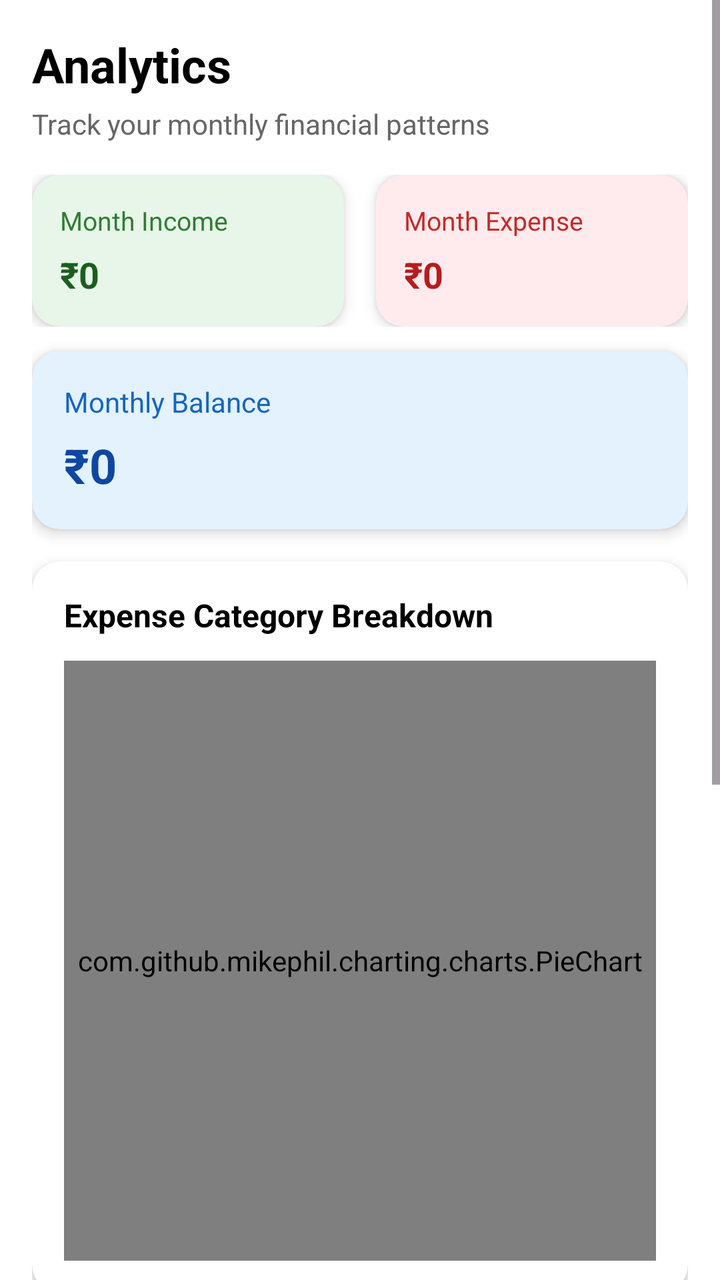
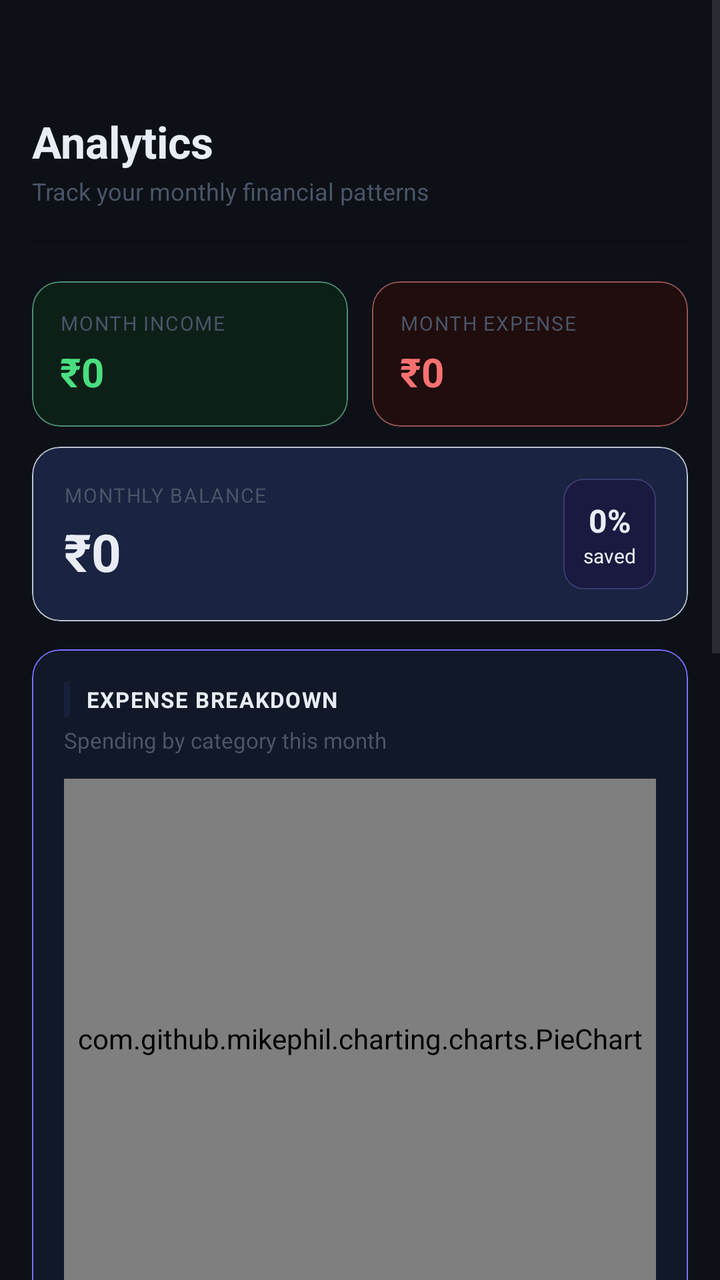

An Android layout rendered at two revisions. The XML below is the earlier revision; the diff shows what the commit changed to produce the second picture.
<!-- AndroidManifest.xml: application theme Theme.PocketPilot -->
<!-- res/layout/fragment_analytics.xml -->
<?xml version="1.0" encoding="utf-8"?>
<ScrollView xmlns:android="http://schemas.android.com/apk/res/android"
    xmlns:app="http://schemas.android.com/apk/res-auto"
    android:layout_width="match_parent"
    android:layout_height="match_parent"
    android:background="@android:color/white">

    <LinearLayout
        android:layout_width="match_parent"
        android:layout_height="wrap_content"
        android:orientation="vertical"
        android:padding="16dp">

        <TextView
            android:layout_width="wrap_content"
            android:layout_height="wrap_content"
            android:text="Analytics"
            android:textSize="24sp"
            android:textStyle="bold"
            android:textColor="@android:color/black" />

        <TextView
            android:layout_width="wrap_content"
            android:layout_height="wrap_content"
            android:text="Track your monthly financial patterns"
            android:textSize="14sp"
            android:textColor="#666666"
            android:layout_marginTop="4dp"
            android:layout_marginBottom="16dp" />

        <LinearLayout
            android:layout_width="match_parent"
            android:layout_height="wrap_content"
            android:orientation="horizontal"
            android:layout_marginBottom="12dp">

            <androidx.cardview.widget.CardView
                android:layout_width="0dp"
                android:layout_height="wrap_content"
                android:layout_weight="1"
                android:layout_marginEnd="8dp"
                app:cardCornerRadius="14dp"
                app:cardElevation="4dp"
                app:cardBackgroundColor="#E8F5E9">

                <LinearLayout
                    android:layout_width="match_parent"
                    android:layout_height="wrap_content"
                    android:orientation="vertical"
                    android:padding="14dp">

                    <TextView
                        android:layout_width="wrap_content"
                        android:layout_height="wrap_content"
                        android:text="Month Income"
                        android:textSize="13sp"
                        android:textColor="#2E7D32" />

                    <TextView
                        android:id="@+id/tvMonthlyIncome"
                        android:layout_width="wrap_content"
                        android:layout_height="wrap_content"
                        android:text="₹0"
                        android:textSize="18sp"
                        android:textStyle="bold"
                        android:textColor="#1B5E20"
                        android:layout_marginTop="6dp" />
                </LinearLayout>
            </androidx.cardview.widget.CardView>

            <androidx.cardview.widget.CardView
                android:layout_width="0dp"
                android:layout_height="wrap_content"
                android:layout_weight="1"
                android:layout_marginStart="8dp"
                app:cardCornerRadius="14dp"
                app:cardElevation="4dp"
                app:cardBackgroundColor="#FFEBEE">

                <LinearLayout
                    android:layout_width="match_parent"
                    android:layout_height="wrap_content"
                    android:orientation="vertical"
                    android:padding="14dp">

                    <TextView
                        android:layout_width="wrap_content"
                        android:layout_height="wrap_content"
                        android:text="Month Expense"
                        android:textSize="13sp"
                        android:textColor="#C62828" />

                    <TextView
                        android:id="@+id/tvMonthlyExpense"
                        android:layout_width="wrap_content"
                        android:layout_height="wrap_content"
                        android:text="₹0"
                        android:textSize="18sp"
                        android:textStyle="bold"
                        android:textColor="#B71C1C"
                        android:layout_marginTop="6dp" />
                </LinearLayout>
            </androidx.cardview.widget.CardView>
        </LinearLayout>

        <androidx.cardview.widget.CardView
            android:layout_width="match_parent"
            android:layout_height="wrap_content"
            app:cardCornerRadius="14dp"
            app:cardElevation="4dp"
            app:cardBackgroundColor="#E3F2FD"
            android:layout_marginBottom="16dp">

            <LinearLayout
                android:layout_width="match_parent"
                android:layout_height="wrap_content"
                android:orientation="vertical"
                android:padding="16dp">

                <TextView
                    android:layout_width="wrap_content"
                    android:layout_height="wrap_content"
                    android:text="Monthly Balance"
                    android:textSize="14sp"
                    android:textColor="#1565C0" />

                <TextView
                    android:id="@+id/tvMonthlyBalance"
                    android:layout_width="wrap_content"
                    android:layout_height="wrap_content"
                    android:text="₹0"
                    android:textSize="24sp"
                    android:textStyle="bold"
                    android:textColor="#0D47A1"
                    android:layout_marginTop="6dp" />
            </LinearLayout>
        </androidx.cardview.widget.CardView>

        <androidx.cardview.widget.CardView
            android:layout_width="match_parent"
            android:layout_height="wrap_content"
            app:cardCornerRadius="14dp"
            app:cardElevation="4dp"
            android:layout_marginBottom="16dp"
            app:cardBackgroundColor="@android:color/white">

            <LinearLayout
                android:layout_width="match_parent"
                android:layout_height="wrap_content"
                android:orientation="vertical"
                android:padding="16dp">

                <TextView
                    android:layout_width="wrap_content"
                    android:layout_height="wrap_content"
                    android:text="Expense Category Breakdown"
                    android:textSize="16sp"
                    android:textStyle="bold"
                    android:textColor="@android:color/black"
                    android:layout_marginBottom="12dp" />

                <com.github.mikephil.charting.charts.PieChart
                    android:id="@+id/pieChart"
                    android:layout_width="match_parent"
                    android:layout_height="300dp" />
            </LinearLayout>
        </androidx.cardview.widget.CardView>

        <androidx.cardview.widget.CardView
            android:layout_width="match_parent"
            android:layout_height="wrap_content"
            app:cardCornerRadius="14dp"
            app:cardElevation="4dp"
            app:cardBackgroundColor="@android:color/white">

            <LinearLayout
                android:layout_width="match_parent"
                android:layout_height="wrap_content"
                android:orientation="vertical"
                android:padding="16dp">

                <TextView
                    android:layout_width="wrap_content"
                    android:layout_height="wrap_content"
                    android:text="Income vs Expense"
                    android:textSize="16sp"
                    android:textStyle="bold"
                    android:textColor="@android:color/black"
                    android:layout_marginBottom="12dp" />

                <com.github.mikephil.charting.charts.BarChart
                    android:id="@+id/barChart"
                    android:layout_width="match_parent"
                    android:layout_height="300dp" />
            </LinearLayout>
        </androidx.cardview.widget.CardView>

    </LinearLayout>

</ScrollView>
<!-- resources referenced by this layout -->
<resources>
  <style name="Theme.PocketPilot" parent="Base.Theme.PocketPilot" />
  <style name="Base.Theme.PocketPilot" parent="Theme.Material3.DayNight.NoActionBar">
          <item name="colorPrimary">@color/teal_700</item>
          <item name="android:statusBarColor">@color/teal_700</item>
          <item name="android:navigationBarColor">@android:color/white</item> --&gt;
      </style>
  <color name="teal_700">#1B8A5A</color>
</resources>

<!-- the commit's change to res/layout/fragment_analytics.xml (unified diff, before → after) -->
@@ -1,200 +1,422 @@
 <?xml version="1.0" encoding="utf-8"?>
 <ScrollView xmlns:android="http://schemas.android.com/apk/res/android"
-    xmlns:app="http://schemas.android.com/apk/res-auto"
-    android:layout_width="match_parent"
-    android:layout_height="match_parent"
-    android:background="@android:color/white">
+xmlns:app="http://schemas.android.com/apk/res-auto"
+android:layout_width="match_parent"
+android:layout_height="match_parent"
+android:background="@color/screen_bg">
+
+<LinearLayout
+android:layout_width="match_parent"
+android:layout_height="wrap_content"
+android:orientation="vertical"
+android:padding="16dp"
+android:layout_marginTop="40dp"
+>
+
+
+<TextView
+    android:layout_width="wrap_content"
+    android:layout_height="wrap_content"
+    android:text="Analytics"
+    android:textSize="22sp"
+    android:textStyle="bold"
+    android:textColor="@color/text_primary"
+    android:layout_marginBottom="2dp" />
+
+<TextView
+    android:layout_width="wrap_content"
+    android:layout_height="wrap_content"
+    android:text="Track your monthly financial patterns"
+    android:textSize="12sp"
+    android:textColor="@color/text_muted"
+    android:layout_marginBottom="16dp" />
+<View
+    android:id="@+id/divider"
+    android:layout_width="match_parent"
+    android:layout_height="1dp"
+    android:layout_marginBottom="20dp"
+    android:background="?android:attr/listDivider" />
+
+<LinearLayout
+    android:layout_width="match_parent"
+    android:layout_height="wrap_content"
+    android:orientation="horizontal"
+    android:layout_marginBottom="10dp">
+
+    <com.google.android.material.card.MaterialCardView
+        android:layout_width="0dp"
+        android:layout_height="wrap_content"
+        android:layout_weight="1"
+        android:layout_marginEnd="6dp"
+        app:cardCornerRadius="14dp"
+        app:cardElevation="0dp"
+        app:strokeColor="#4F8C73"
+        app:strokeWidth="0.5dp"
+        app:cardBackgroundColor="@color/income_bg">
+
+        <LinearLayout
+            android:layout_width="match_parent"
+            android:layout_height="wrap_content"
+            android:orientation="vertical"
+            android:padding="14dp">
+
+            <TextView
+                android:layout_width="wrap_content"
+                android:layout_height="wrap_content"
+                android:text="MONTH INCOME"
+                android:textSize="10sp"
+                android:textColor="@color/text_muted"
+                android:letterSpacing="0.06" />
+
+            <TextView
+                android:id="@+id/tvMonthlyIncome"
+                android:layout_width="wrap_content"
+                android:layout_height="wrap_content"
+                android:text="₹0"
+                android:textSize="20sp"
+                android:textStyle="bold"
+                android:textColor="@color/income_green"
+                android:layout_marginTop="4dp" />
+        </LinearLayout>
+    </com.google.android.material.card.MaterialCardView>
+
+    <com.google.android.material.card.MaterialCardView
+        android:layout_width="0dp"
+        android:layout_height="wrap_content"
+        android:layout_weight="1"
+        android:layout_marginStart="6dp"
+        app:cardCornerRadius="14dp"
+        app:cardElevation="0dp"
+        app:strokeColor="#955454"
+        app:strokeWidth="0.5dp"
+        app:cardBackgroundColor="@color/expense_bg">
+
+        <LinearLayout
+            android:layout_width="match_parent"
+            android:layout_height="wrap_content"
+            android:orientation="vertical"
+            android:padding="14dp">
+
+            <TextView
+                android:layout_width="wrap_content"
+                android:layout_height="wrap_content"
+                android:text="MONTH EXPENSE"
+                android:textSize="10sp"
+                android:textColor="@color/text_muted"
+                android:letterSpacing="0.06" />
+
+            <TextView
+                android:id="@+id/tvMonthlyExpense"
+                android:layout_width="wrap_content"
+                android:layout_height="wrap_content"
+                android:text="₹0"
+                android:textSize="20sp"
+                android:textStyle="bold"
+                android:textColor="@color/expense_red"
+                android:layout_marginTop="4dp" />
+        </LinearLayout>
+    </com.google.android.material.card.MaterialCardView>
+</LinearLayout>
+
+
+<com.google.android.material.card.MaterialCardView
+    android:layout_width="match_parent"
+    android:layout_height="wrap_content"
+    app:cardCornerRadius="14dp"
+    app:cardElevation="0dp"
+    app:cardBackgroundColor="@color/balance_card_bg"
+    app:strokeColor="@color/text_primary_dark"
+    app:strokeWidth="0.5dp"
+    android:layout_marginBottom="14dp">
 
     <LinearLayout
         android:layout_width="match_parent"
         android:layout_height="wrap_content"
+        android:orientation="horizontal"
+        android:gravity="center_vertical"
+        android:padding="16dp">
+
+        <LinearLayout
+            android:layout_width="0dp"
+            android:layout_height="wrap_content"
+            android:layout_weight="1"
+            android:orientation="vertical">
+
+            <TextView
+                android:layout_width="wrap_content"
+                android:layout_height="wrap_content"
+                android:text="MONTHLY BALANCE"
+                android:textSize="10sp"
+                android:textColor="@color/text_muted"
+                android:letterSpacing="0.06" />
+
+            <TextView
+                android:id="@+id/tvMonthlyBalance"
+                android:layout_width="wrap_content"
+                android:layout_height="wrap_content"
+                android:text="₹0"
+                android:textSize="26sp"
+                android:textStyle="bold"
+                android:textColor="@color/text_primary"
+                android:layout_marginTop="4dp" />
+        </LinearLayout>
+
+        
+        <LinearLayout
+            android:layout_width="wrap_content"
+            android:layout_height="wrap_content"
+            android:orientation="vertical"
+            android:gravity="center"
+            android:background="@drawable/badge_bg_accent"
+            android:padding="10dp">
+
+            <TextView
+                android:id="@+id/tvSavingsRate"
+                android:layout_width="wrap_content"
+                android:layout_height="wrap_content"
+                android:text="0%"
+                android:textSize="16sp"
+                android:textStyle="bold"
+                android:textColor="@color/text_primary"
+                android:gravity="center" />
+
+            <TextView
+                android:layout_width="wrap_content"
+                android:layout_height="wrap_content"
+                android:text="saved"
+                android:textSize="10sp"
+                android:textColor="@color/text_primary"
+                android:gravity="center" />
+        </LinearLayout>
+    </LinearLayout>
+</com.google.android.material.card.MaterialCardView>
+
+
+<com.google.android.material.card.MaterialCardView
+    android:layout_width="match_parent"
+    android:layout_height="wrap_content"
+    app:cardCornerRadius="14dp"
+    app:cardElevation="0dp"
+    app:strokeColor="@color/teal_200"
+    app:strokeWidth="0.5dp"
+    app:cardBackgroundColor="@color/card_bg"
+    android:layout_marginBottom="12dp">
+
+    <LinearLayout
+        android:layout_width="match_parent"
+        android:layout_height="wrap_content"
         android:orientation="vertical"
         android:padding="16dp">
 
+        
+        <LinearLayout
+            android:layout_width="match_parent"
+            android:layout_height="wrap_content"
+            android:orientation="horizontal"
+            android:gravity="center_vertical"
+            android:layout_marginBottom="4dp">
+
+            <View
+                android:layout_width="3dp"
+                android:layout_height="18dp"
+                android:background="@color/primary_accent"
+                android:layout_marginEnd="8dp" />
+
+            <TextView
+                android:layout_width="wrap_content"
+                android:layout_height="wrap_content"
+                android:text="EXPENSE BREAKDOWN"
+                android:textSize="11sp"
+                android:textStyle="bold"
+                android:textColor="@color/text_primary"
+                android:letterSpacing="0.05" />
+        </LinearLayout>
+
         <TextView
             android:layout_width="wrap_content"
             android:layout_height="wrap_content"
-            android:text="Analytics"
-            android:textSize="24sp"
-            android:textStyle="bold"
-            android:textColor="@android:color/black" />
+            android:text="Spending by category this month"
+            android:textSize="11sp"
+            android:textColor="@color/text_muted"
+            android:layout_marginBottom="12dp" />
+
+        <com.github.mikephil.charting.charts.PieChart
+            android:id="@+id/pieChart"
+            android:layout_width="match_parent"
+            android:layout_height="260dp" />
+
+    </LinearLayout>
+</com.google.android.material.card.MaterialCardView>
+
+
+<com.google.android.material.card.MaterialCardView
+    android:layout_width="match_parent"
+    android:layout_height="wrap_content"
+    app:cardCornerRadius="14dp"
+    app:cardElevation="0dp"
+    app:cardBackgroundColor="@color/card_bg"
+    app:strokeColor="@color/income_green"
+    app:strokeWidth="0.5dp"
+    android:layout_marginBottom="12dp">
+
+    <LinearLayout
+        android:layout_width="match_parent"
+        android:layout_height="wrap_content"
+        android:orientation="vertical"
+        android:padding="16dp">
+
+        <LinearLayout
+            android:layout_width="match_parent"
+            android:layout_height="wrap_content"
+            android:orientation="horizontal"
+            android:gravity="center_vertical"
+            android:layout_marginBottom="4dp">
+
+            <View
+                android:layout_width="3dp"
+                android:layout_height="18dp"
+                android:background="@color/income_green"
+                android:layout_marginEnd="8dp" />
+
+            <TextView
+                android:layout_width="wrap_content"
+                android:layout_height="wrap_content"
+                android:text="INCOME VS EXPENSE"
+                android:textSize="11sp"
+                android:textStyle="bold"
+                android:textColor="@color/text_primary"
+                android:letterSpacing="0.05" />
+        </LinearLayout>
 
         <TextView
             android:layout_width="wrap_content"
             android:layout_height="wrap_content"
-            android:text="Track your monthly financial patterns"
-            android:textSize="14sp"
-            android:textColor="#666666"
-            android:layout_marginTop="4dp"
-            android:layout_marginBottom="16dp" />
-
-        <LinearLayout
-            android:layout_width="match_parent"
-            android:layout_height="wrap_content"
-            android:orientation="horizontal"
-            android:layout_marginBottom="12dp">
-
-            <androidx.cardview.widget.CardView
-                android:layout_width="0dp"
-                android:layout_height="wrap_content"
-                android:layout_weight="1"
-                android:layout_marginEnd="8dp"
-                app:cardCornerRadius="14dp"
-                app:cardElevation="4dp"
-                app:cardBackgroundColor="#E8F5E9">
-
-                <LinearLayout
-                    android:layout_width="match_parent"
-                    android:layout_height="wrap_content"
-                    android:orientation="vertical"
-                    android:padding="14dp">
-
-                    <TextView
-                        android:layout_width="wrap_content"
-                        android:layout_height="wrap_content"
-                        android:text="Month Income"
-                        android:textSize="13sp"
-                        android:textColor="#2E7D32" />
-
-                    <TextView
-                        android:id="@+id/tvMonthlyIncome"
-                        android:layout_width="wrap_content"
-                        android:layout_height="wrap_content"
-                        android:text="₹0"
-                        android:textSize="18sp"
-                        android:textStyle="bold"
-                        android:textColor="#1B5E20"
-                        android:layout_marginTop="6dp" />
-                </LinearLayout>
-            </androidx.cardview.widget.CardView>
-
-            <androidx.cardview.widget.CardView
-                android:layout_width="0dp"
-                android:layout_height="wrap_content"
-                android:layout_weight="1"
-                android:layout_marginStart="8dp"
-                app:cardCornerRadius="14dp"
-                app:cardElevation="4dp"
-                app:cardBackgroundColor="#FFEBEE">
-
-                <LinearLayout
-                    android:layout_width="match_parent"
-                    android:layout_height="wrap_content"
-                    android:orientation="vertical"
-                    android:padding="14dp">
-
-                    <TextView
-                        android:layout_width="wrap_content"
-                        android:layout_height="wrap_content"
-                        android:text="Month Expense"
-                        android:textSize="13sp"
-                        android:textColor="#C62828" />
-
-                    <TextView
-                        android:id="@+id/tvMonthlyExpense"
-                        android:layout_width="wrap_content"
-                        android:layout_height="wrap_content"
-                        android:text="₹0"
-                        android:textSize="18sp"
-                        android:textStyle="bold"
-                        android:textColor="#B71C1C"
-                        android:layout_marginTop="6dp" />
-                </LinearLayout>
-            </androidx.cardview.widget.CardView>
-        </LinearLayout>
-
-        <androidx.cardview.widget.CardView
-            android:layout_width="match_parent"
-            android:layout_height="wrap_content"
-            app:cardCornerRadius="14dp"
-            app:cardElevation="4dp"
-            app:cardBackgroundColor="#E3F2FD"
-            android:layout_marginBottom="16dp">
-
-            <LinearLayout
-                android:layout_width="match_parent"
-                android:layout_height="wrap_content"
-                android:orientation="vertical"
-                android:padding="16dp">
-
-                <TextView
-                    android:layout_width="wrap_content"
-                    android:layout_height="wrap_content"
-                    android:text="Monthly Balance"
-                    android:textSize="14sp"
-                    android:textColor="#1565C0" />
-
-                <TextView
-                    android:id="@+id/tvMonthlyBalance"
-                    android:layout_width="wrap_content"
-                    android:layout_height="wrap_content"
-                    android:text="₹0"
-                    android:textSize="24sp"
-                    android:textStyle="bold"
-                    android:textColor="#0D47A1"
-                    android:layout_marginTop="6dp" />
-            </LinearLayout>
-        </androidx.cardview.widget.CardView>
-
-        <androidx.cardview.widget.CardView
-            android:layout_width="match_parent"
-            android:layout_height="wrap_content"
-            app:cardCornerRadius="14dp"
-            app:cardElevation="4dp"
-            android:layout_marginBottom="16dp"
-            app:cardBackgroundColor="@android:color/white">
-
-            <LinearLayout
-                android:layout_width="match_parent"
-                android:layout_height="wrap_content"
-                android:orientation="vertical"
-                android:padding="16dp">
-
-                <TextView
-                    android:layout_width="wrap_content"
-                    android:layout_height="wrap_content"
-                    android:text="Expense Category Breakdown"
-                    android:textSize="16sp"
-                    android:textStyle="bold"
-                    android:textColor="@android:color/black"
-                    android:layout_marginBottom="12dp" />
-
-                <com.github.mikephil.charting.charts.PieChart
-                    android:id="@+id/pieChart"
-                    android:layout_width="match_parent"
-                    android:layout_height="300dp" />
-            </LinearLayout>
-        </androidx.cardview.widget.CardView>
-
-        <androidx.cardview.widget.CardView
-            android:layout_width="match_parent"
-            android:layout_height="wrap_content"
-            app:cardCornerRadius="14dp"
-            app:cardElevation="4dp"
-            app:cardBackgroundColor="@android:color/white">
-
-            <LinearLayout
-                android:layout_width="match_parent"
-                android:layout_height="wrap_content"
-                android:orientation="vertical"
-                android:padding="16dp">
-
-                <TextView
-                    android:layout_width="wrap_content"
-                    android:layout_height="wrap_content"
-                    android:text="Income vs Expense"
-                    android:textSize="16sp"
-                    android:textStyle="bold"
-                    android:textColor="@android:color/black"
-                    android:layout_marginBottom="12dp" />
-
-                <com.github.mikephil.charting.charts.BarChart
-                    android:id="@+id/barChart"
-                    android:layout_width="match_parent"
-                    android:layout_height="300dp" />
-            </LinearLayout>
-        </androidx.cardview.widget.CardView>
+            android:text="All time totals comparison"
+            android:textSize="11sp"
+            android:textColor="@color/text_muted"
+            android:layout_marginBottom="12dp" />
+
+        <com.github.mikephil.charting.charts.BarChart
+            android:id="@+id/barChart"
+            android:layout_width="match_parent"
+            android:layout_height="240dp" />
 
     </LinearLayout>
-
+</com.google.android.material.card.MaterialCardView>
+
+
+<com.google.android.material.card.MaterialCardView
+    android:layout_width="match_parent"
+    android:layout_height="wrap_content"
+    app:cardCornerRadius="14dp"
+    app:cardElevation="0dp"
+    app:strokeColor="@color/warning_amber"
+    app:strokeWidth="0.5dp"
+    app:cardBackgroundColor="@color/insight_bg"
+    android:layout_marginBottom="16dp">
+
+    <LinearLayout
+        android:layout_width="match_parent"
+        android:layout_height="wrap_content"
+        android:orientation="horizontal">
+
+        <View
+            android:layout_width="3dp"
+            android:layout_height="match_parent"
+            android:background="@color/warning_amber" />
+
+        <LinearLayout
+            android:layout_width="match_parent"
+            android:layout_height="wrap_content"
+            android:orientation="vertical"
+            android:padding="14dp">
+
+            <TextView
+                android:layout_width="wrap_content"
+                android:layout_height="wrap_content"
+                android:text="TOP SPENDING CATEGORY"
+                android:textSize="10sp"
+                android:textColor="@color/warning_amber"
+                android:letterSpacing="0.06"
+                android:layout_marginBottom="4dp" />
+
+            <TextView
+                android:id="@+id/tvTopCategory"
+                android:layout_width="wrap_content"
+                android:layout_height="wrap_content"
+                android:text="No data yet"
+                android:textSize="17sp"
+                android:textStyle="bold"
+                android:textColor="@color/text_primary" />
+
+            <TextView
+                android:id="@+id/tvTopCategoryAmount"
+                android:layout_width="wrap_content"
+                android:layout_height="wrap_content"
+                android:text=""
+                android:textSize="12sp"
+                android:textColor="@color/text_muted"
+                android:layout_marginTop="2dp" />
+        </LinearLayout>
+    </LinearLayout>
+</com.google.android.material.card.MaterialCardView>
+
+
+<com.google.android.material.card.MaterialCardView
+    android:layout_width="match_parent"
+    android:layout_height="wrap_content"
+    android:layout_marginBottom="40dp"
+    app:cardCornerRadius="14dp"
+    app:cardElevation="0dp"
+    app:strokeColor="@color/teal_700"
+    app:strokeWidth="0.5dp"
+    app:cardBackgroundColor="@color/card_bg">
+
+    <LinearLayout
+        android:layout_width="match_parent"
+        android:layout_height="wrap_content"
+        android:orientation="horizontal">
+
+        <View
+            android:layout_width="3dp"
+            android:layout_height="match_parent"
+            android:background="@color/teal_700" />
+
+        <LinearLayout
+            android:layout_width="match_parent"
+            android:layout_height="wrap_content"
+            android:orientation="vertical"
+            android:padding="14dp">
+
+            <TextView
+                android:layout_width="wrap_content"
+                android:layout_height="wrap_content"
+                android:text="THIS WEEK VS LAST WEEK"
+                android:textSize="10sp"
+                android:textColor="@color/teal_700"
+                android:letterSpacing="0.06"
+                android:layout_marginBottom="4dp" />
+
+            <TextView
+                android:id="@+id/tvWeeklyComparison"
+                android:layout_width="wrap_content"
+                android:layout_height="wrap_content"
+                android:text="No weekly data yet"
+                android:textSize="16sp"
+                android:textStyle="bold"
+                android:textColor="@color/text_primary" />
+
+            <TextView
+                android:id="@+id/tvWeeklyComparisonDetails"
+                android:layout_width="wrap_content"
+                android:layout_height="wrap_content"
+                android:text=""
+                android:textSize="12sp"
+                android:textColor="@color/text_muted"
+                android:layout_marginTop="2dp"
+                />
+        </LinearLayout>
+    </LinearLayout>
+</com.google.android.material.card.MaterialCardView>
+</LinearLayout>
 </ScrollView>
<!-- resource entries referenced after the edit -->
@@ -1,11 +1,40 @@
 <!-- resources referenced by this layout -->
 <resources>
+  <color name="balance_card_bg">#1A2340</color>
+  <color name="card_bg">#111827</color>
+  <color name="expense_bg">#200D0D</color>
+  <color name="expense_red">#F87171</color>
+  <color name="income_bg">#0D2018</color>
+  <color name="income_green">#4ADE80</color>
+  <color name="insight_bg">#111827</color>
+  <color name="primary_accent">#BF1A2340</color>
+  <color name="screen_bg">#0D1117</color>
+  <color name="teal_200">#7B6FFF</color>
   <style name="Theme.PocketPilot" parent="Base.Theme.PocketPilot" />
   <style name="Base.Theme.PocketPilot" parent="Theme.Material3.DayNight.NoActionBar">
-          <item name="colorPrimary">@color/teal_700</item>
-          <item name="android:statusBarColor">@color/teal_700</item>
-          <item name="android:navigationBarColor">@android:color/white</item> --&gt;
+          <item name="colorPrimary">@color/primary_accent</item>
+          <item name="colorPrimaryDark">@color/primary_dark</item>
+          <item name="colorAccent">@color/primary_accent</item>
+          <item name="android:windowBackground">@color/screen_bg</item>
+          <item name="android:statusBarColor">@color/screen_bg</item>
+          <item name="android:navigationBarColor">@color/screen_bg</item>
+          <item name="colorSurface">@color/card_bg</item>
+          <item name="colorOnSurface">@color/text_primary</item>
+          <item name="android:textColor">@color/text_primary</item>
       </style>
-  <color name="teal_700">#1B8A5A</color>
+  <color name="primary_dark">#3B5BDB</color>
+  <color name="teal_700">#3B5BDB</color>
+  <color name="text_muted">#4A5568</color>
+  <color name="text_primary">#E8EDF5</color>
+  <color name="text_primary_dark">#BAC2CE</color>
+  <color name="warning_amber">#F59E0B</color>
+  <!-- drawable badge_bg_accent (drawable) -->
+  <?xml version="1.0" encoding="utf-8"?>
+  <shape xmlns:android="http://schemas.android.com/apk/res/android"
+      android:shape="rectangle">
+      <solid android:color="#1A1A40" />
+      <corners android:radius="10dp" />
+      <stroke android:width="0.5dp" android:color="#3B3A70" />
+  </shape>
 </resources>
 
